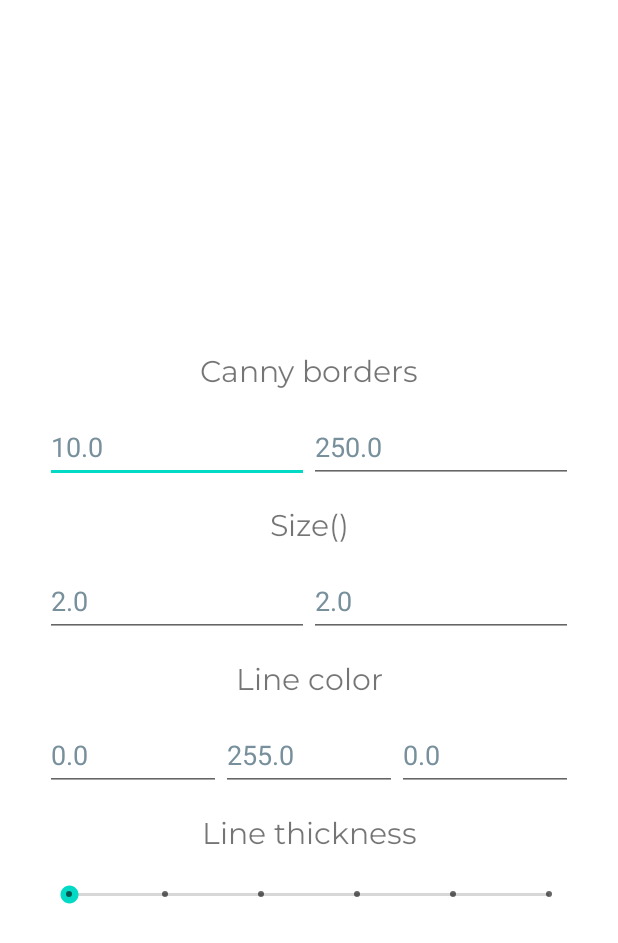
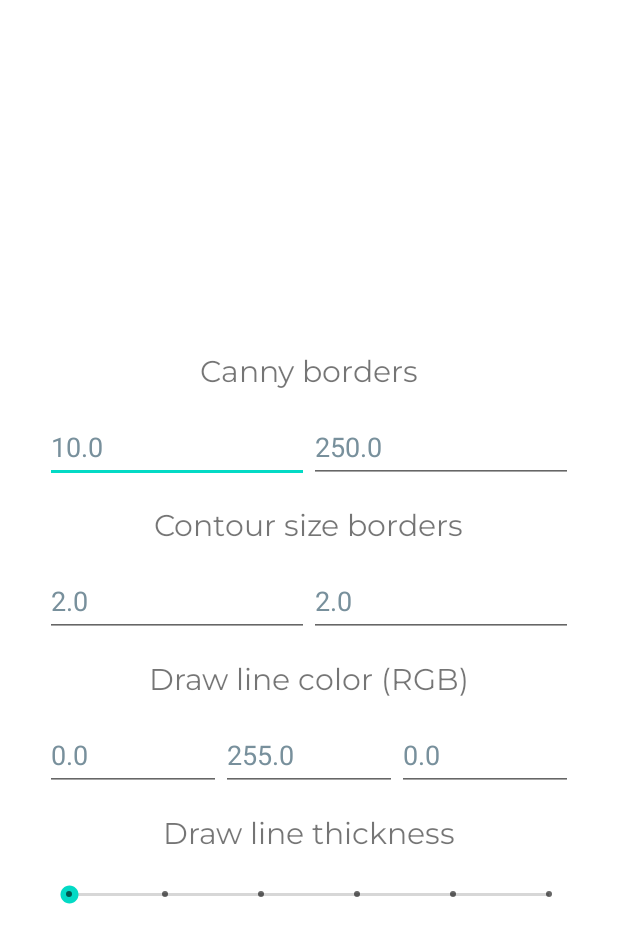
Before and after one commit to SobolevvMaxim/OPISCourseWork, an Android app: the layout settings_dialog.xml on its own in the app's theme, with its tools: preview values and no code run, on a phone screen of 412 x 824 dp. Shown: the top 943 px of the screen. Run offline under Robolectric (Android 15) with nearby library versions, the phone set to English and light mode, and no system bars.

Commit message:
title fix

```diff
--- a/app/src/main/res/values/strings.xml
+++ b/app/src/main/res/values/strings.xml
@@ -8,9 +8,9 @@
     <string name="default_canny_border2">250.0</string>
     <string name="canny_borders">Canny borders</string>
     <string name="size_defalut">2.0</string>
-    <string name="line_color">Line color</string>
+    <string name="line_color">Draw line color (RGB)</string>
     <string name="default_color1">0.0</string>
     <string name="default_color2">255.0</string>
-    <string name="line_thickness">Line thickness</string>
-    <string name="size_title">Size()</string>
+    <string name="line_thickness">Draw line thickness</string>
+    <string name="size_title">Contour size borders</string>
 </resources>
```
